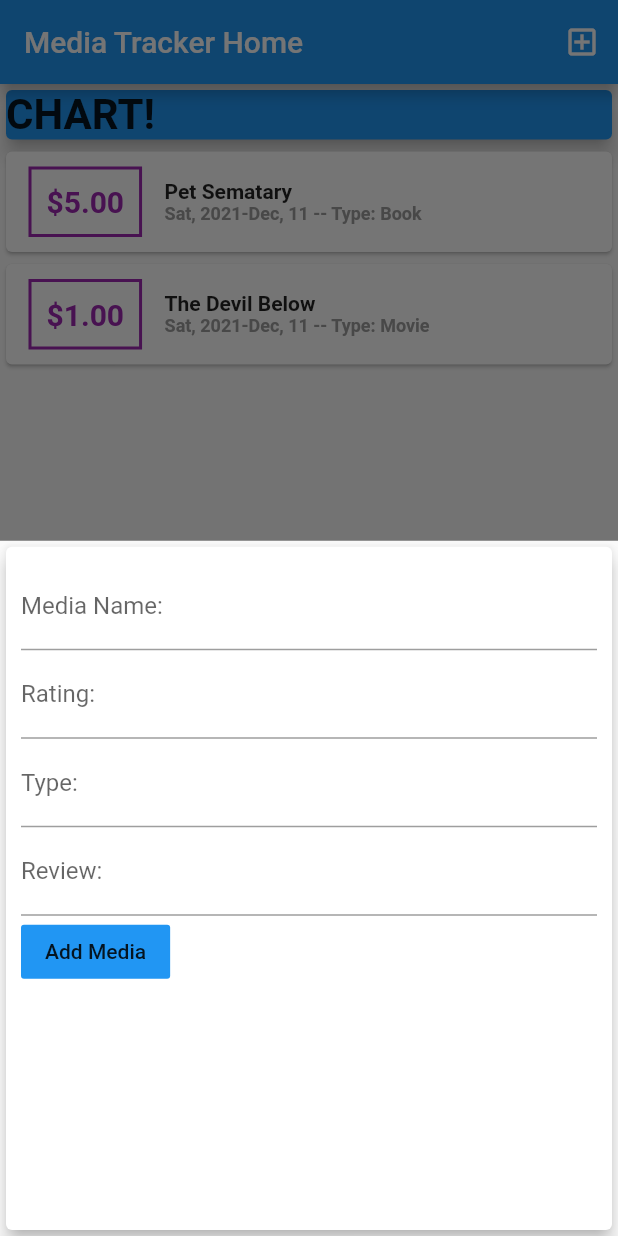
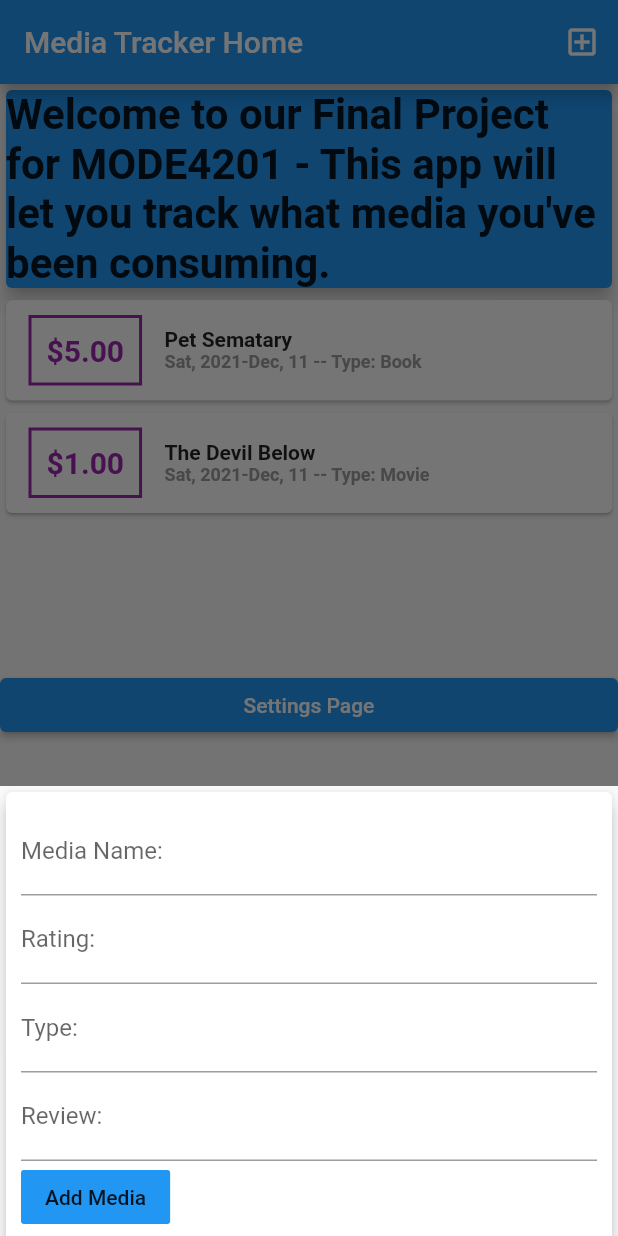
Before and after one commit to GarlicButterBoy/mode-final, a Flutter app: the screen it shows after launch, after a tap on the "add box" icon, on a phone screen of 412 x 824 dp. Run offline on Flutter 3.47's test engine with Material 2 defaults, Android fonts, the phone set to English and light mode, and no system bars.

Commit message:
Tried adding Settings Page, can't test, restarting computer

```diff
--- a/lib/main.dart
+++ b/lib/main.dart
@@ -1,3 +1,5 @@
+import 'dart:io';
+
 import 'package:flutter/material.dart';
 import 'package:lab6_mode/widgets/new_media.dart';
 import 'package:lab6_mode/widgets/media_list.dart';
@@ -18,11 +20,32 @@ class MyApp extends StatelessWidget {
 }
 
 class MyHomePage extends StatefulWidget {
-
-
   @override
   State<MyHomePage> createState() => _MyHomePageState();
 }
+
+// class MySettingsPage extends StatelessWidget {
+
+//   @override
+//   Widget build(BuildContext context)
+//   {
+//     return Scaffold(
+//       appBar: AppBar(
+//         title: Text('Settings Page'),
+//       ),
+//       body: Center(
+//         child: ElevatedButton(
+//           child: Text('Settings Page'),
+//           onPressed: () {
+//             //Navigate Back Home
+//             Navigator.pop(context);
+//           },
+//           ),
+//       ),
+//     );
+//   }
+// }
+
 
 class _MyHomePageState extends State<MyHomePage> {
   // final nameController = TextEditingController();
@@ -107,7 +130,7 @@ final List<Media> _userMedia = [
             child: Card(
               color: Colors.blue,
                 child: Text(
-                  'CHART!',
+                  'Welcome to our Final Project for MODE4201 - This app will let you track what media you\'ve been consuming.',
                   style: TextStyle(
                   fontSize: 28,
                   fontWeight: FontWeight.bold,
@@ -117,6 +140,16 @@ final List<Media> _userMedia = [
                 ),
           ),
           MediaList(_userMedia),
+          ElevatedButton(
+          child: Text('Settings Page'),
+          onPressed: () {
+            //Navigate to Settings
+            // Navigator.push(
+            //   context,
+            //   MaterialPageRoute(builder: (context) => MySettingsPage()),
+            // );
+          }, //Settings Page Navigation
+          ),
         ],
       ),
     ),
--- a/lib/widgets/new_media.dart
+++ b/lib/widgets/new_media.dart
@@ -43,6 +43,10 @@ class _NewMediaState extends State<NewMedia> {
 
   @override
   Widget build(BuildContext context) {
+    return Container(
+      height: 300,
+      child: ListView.builder(
+        itemBuilder: (context, index) {
         return Card(
             elevation: 5,
             child: Container(
@@ -87,5 +91,8 @@ class _NewMediaState extends State<NewMedia> {
               ),
             ),
           );
+        },
+      ),
+    );
   }
 }
```
Lines whose indentation alone changed are shown as unchanged.
